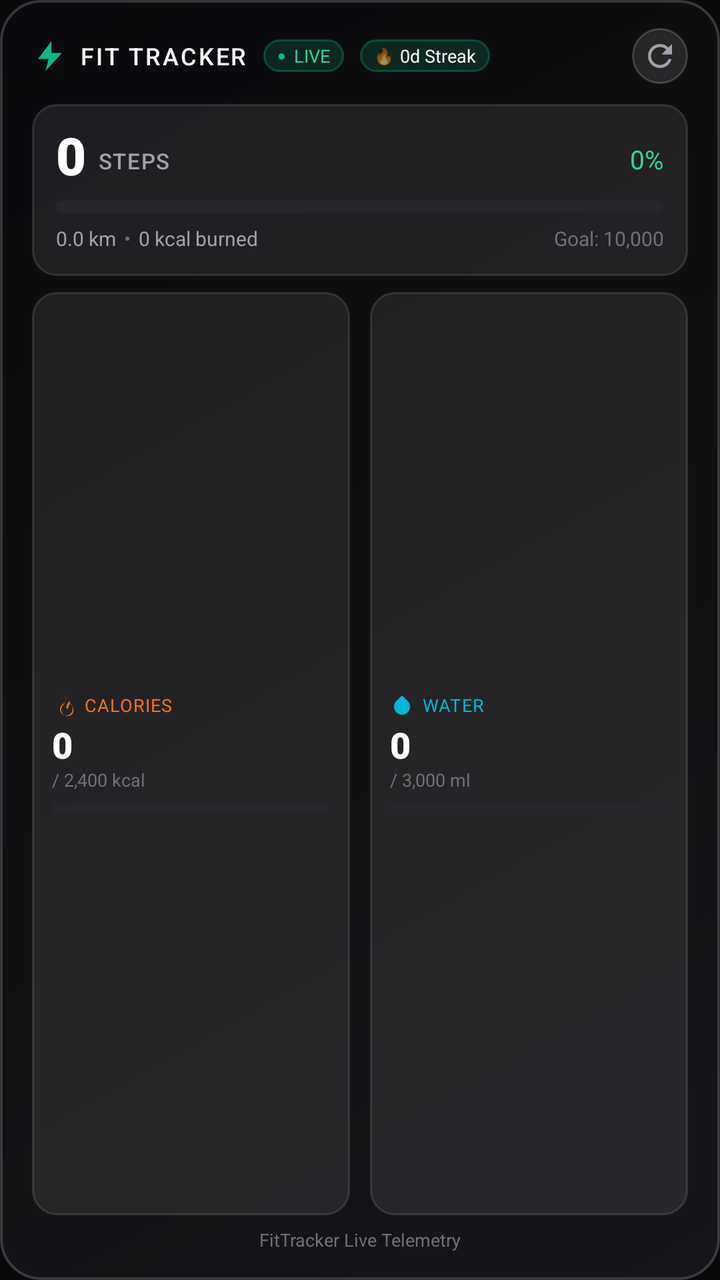
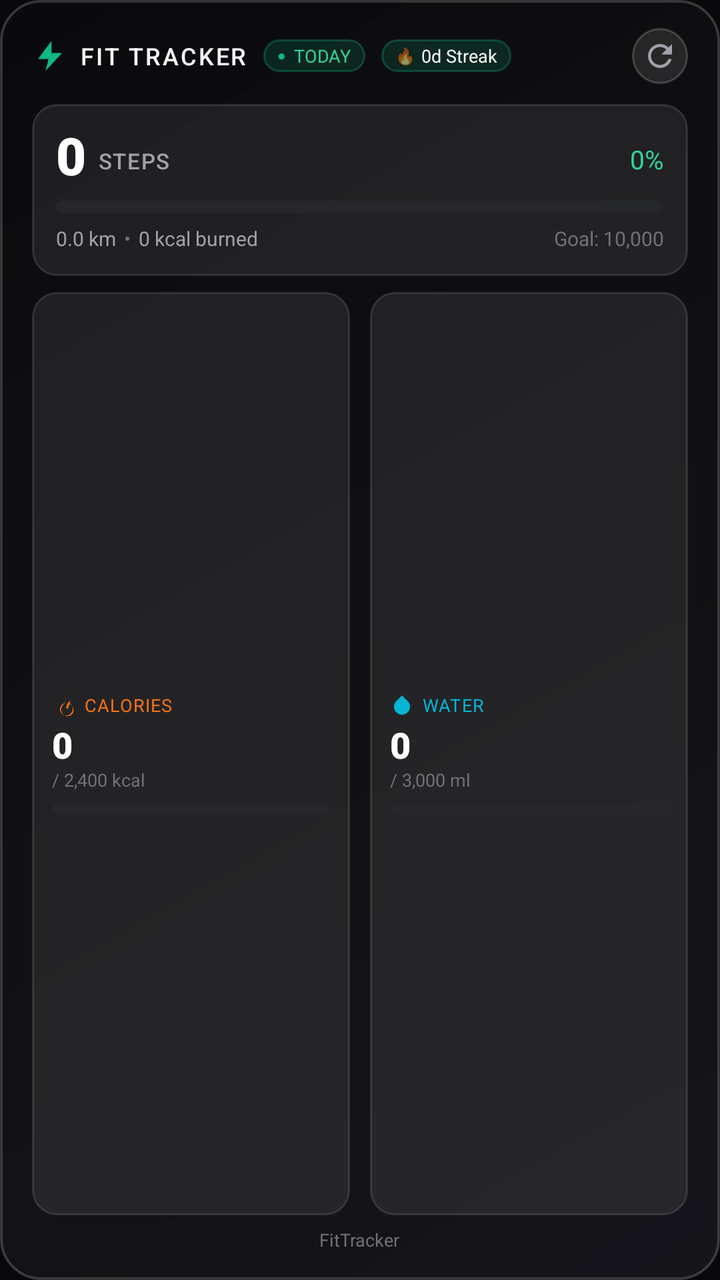

The first picture is an Android layout as it rendered before a commit; the second is the same layout after the commit. The layout source and the unified diff follow.
<!-- AndroidManifest.xml: application theme Theme.AppCompat.NoActionBar -->
<!-- res/layout/widget_fitness_large.xml -->
<?xml version="1.0" encoding="utf-8"?>
<RelativeLayout xmlns:android="http://schemas.android.com/apk/res/android"
    android:id="@+id/widget_fitness_large_root"
    android:layout_width="match_parent"
    android:layout_height="match_parent"
    android:background="@drawable/widget_glass_card"
    android:paddingStart="16dp"
    android:paddingTop="14dp"
    android:paddingEnd="16dp"
    android:paddingBottom="14dp">

    
    <LinearLayout
        android:id="@+id/layout_large_header"
        android:layout_width="match_parent"
        android:layout_height="wrap_content"
        android:layout_alignParentTop="true"
        android:gravity="center_vertical"
        android:orientation="horizontal">

        <ImageView
            android:layout_width="18dp"
            android:layout_height="18dp"
            android:src="@drawable/ic_widget_bolt"
            android:contentDescription="FitTracker Logo" />

        <TextView
            android:layout_width="wrap_content"
            android:layout_height="wrap_content"
            android:layout_marginStart="6dp"
            android:fontFamily="sans-serif-medium"
            android:letterSpacing="0.08"
            android:text="FIT TRACKER"
            android:textColor="@color/widget_text_primary"
            android:textSize="12sp" />

        <LinearLayout
            android:layout_width="wrap_content"
            android:layout_height="wrap_content"
            android:layout_marginStart="8dp"
            android:background="@drawable/widget_badge_live"
            android:gravity="center_vertical"
            android:orientation="horizontal"
            android:paddingStart="7dp"
            android:paddingTop="2dp"
            android:paddingEnd="7dp"
            android:paddingBottom="2dp">

            <TextView
                android:layout_width="wrap_content"
                android:layout_height="wrap_content"
                android:text="●"
                android:textColor="@color/primary"
                android:textSize="7sp" />

            <TextView
                android:layout_width="wrap_content"
                android:layout_height="wrap_content"
                android:layout_marginStart="4dp"
                android:fontFamily="sans-serif-bold"
                android:text="LIVE"
                android:textColor="@color/primary_light"
                android:textSize="9sp" />
        </LinearLayout>

        
        <LinearLayout
            android:id="@+id/layout_large_streak"
            android:layout_width="wrap_content"
            android:layout_height="wrap_content"
            android:layout_marginStart="8dp"
            android:background="@drawable/widget_badge_live"
            android:gravity="center_vertical"
            android:orientation="horizontal"
            android:paddingStart="7dp"
            android:paddingTop="2dp"
            android:paddingEnd="7dp"
            android:paddingBottom="2dp">

            <TextView
                android:layout_width="wrap_content"
                android:layout_height="wrap_content"
                android:text="🔥"
                android:textSize="8sp" />

            <TextView
                android:id="@+id/tv_large_streak"
                android:layout_width="wrap_content"
                android:layout_height="wrap_content"
                android:layout_marginStart="3dp"
                android:fontFamily="sans-serif-bold"
                android:text="0d Streak"
                android:textColor="@color/widget_text_primary"
                android:textSize="9sp" />
        </LinearLayout>

        <FrameLayout
            android:layout_width="0dp"
            android:layout_height="1dp"
            android:layout_weight="1" />

        <ImageButton
            android:id="@+id/btn_widget_large_sync"
            android:layout_width="28dp"
            android:layout_height="28dp"
            android:background="@drawable/widget_btn_sync"
            android:contentDescription="Sync Steps Now"
            android:padding="5dp"
            android:scaleType="fitCenter"
            android:src="@drawable/ic_widget_refresh" />
    </LinearLayout>

    
    <LinearLayout
        android:id="@+id/card_steps"
        android:layout_width="match_parent"
        android:layout_height="wrap_content"
        android:layout_below="@id/layout_large_header"
        android:layout_marginTop="10dp"
        android:background="@drawable/widget_glass_surface_sub"
        android:orientation="vertical"
        android:padding="12dp">

        <LinearLayout
            android:layout_width="match_parent"
            android:layout_height="wrap_content"
            android:gravity="bottom"
            android:orientation="horizontal">

            <TextView
                android:id="@+id/tv_large_steps"
                android:layout_width="wrap_content"
                android:layout_height="wrap_content"
                android:fontFamily="sans-serif-black"
                android:includeFontPadding="false"
                android:text="0"
                android:textColor="@color/white"
                android:textSize="26sp" />

            <TextView
                android:layout_width="wrap_content"
                android:layout_height="wrap_content"
                android:layout_marginStart="6dp"
                android:layout_marginBottom="3dp"
                android:fontFamily="sans-serif-medium"
                android:letterSpacing="0.05"
                android:text="STEPS"
                android:textColor="@color/widget_text_secondary"
                android:textSize="11sp" />

            <FrameLayout
                android:layout_width="0dp"
                android:layout_height="1dp"
                android:layout_weight="1" />

            <TextView
                android:id="@+id/tv_large_step_percent"
                android:layout_width="wrap_content"
                android:layout_height="wrap_content"
                android:layout_marginBottom="3dp"
                android:fontFamily="sans-serif-bold"
                android:text="0%"
                android:textColor="@color/primary_light"
                android:textSize="13sp" />
        </LinearLayout>

        <ProgressBar
            android:id="@+id/progress_large_steps"
            style="?android:attr/progressBarStyleHorizontal"
            android:layout_width="match_parent"
            android:layout_height="6dp"
            android:layout_marginTop="6dp"
            android:max="100"
            android:progress="0"
            android:progressDrawable="@drawable/widget_progress_emerald" />

        <LinearLayout
            android:layout_width="match_parent"
            android:layout_height="wrap_content"
            android:layout_marginTop="6dp"
            android:gravity="center_vertical"
            android:orientation="horizontal">

            <TextView
                android:id="@+id/tv_large_distance"
                android:layout_width="wrap_content"
                android:layout_height="wrap_content"
                android:fontFamily="sans-serif"
                android:text="0.0 km"
                android:textColor="@color/widget_text_secondary"
                android:textSize="10sp" />

            <TextView
                android:layout_width="wrap_content"
                android:layout_height="wrap_content"
                android:layout_marginStart="4dp"
                android:layout_marginEnd="4dp"
                android:text="•"
                android:textColor="@color/widget_text_muted"
                android:textSize="10sp" />

            <TextView
                android:id="@+id/tv_large_step_calories"
                android:layout_width="wrap_content"
                android:layout_height="wrap_content"
                android:fontFamily="sans-serif"
                android:text="0 kcal burned"
                android:textColor="@color/widget_text_secondary"
                android:textSize="10sp" />

            <FrameLayout
                android:layout_width="0dp"
                android:layout_height="1dp"
                android:layout_weight="1" />

            <TextView
                android:id="@+id/tv_large_step_goal"
                android:layout_width="wrap_content"
                android:layout_height="wrap_content"
                android:fontFamily="sans-serif"
                android:text="Goal: 10,000"
                android:textColor="@color/widget_text_muted"
                android:textSize="10sp" />
        </LinearLayout>
    </LinearLayout>

    
    <LinearLayout
        android:id="@+id/layout_split_metrics"
        android:layout_width="match_parent"
        android:layout_height="0dp"
        android:layout_above="@id/tv_large_updated_at"
        android:layout_below="@id/card_steps"
        android:layout_marginTop="8dp"
        android:layout_marginBottom="6dp"
        android:orientation="horizontal">

        
        <LinearLayout
            android:id="@+id/card_calories"
            android:layout_width="0dp"
            android:layout_height="match_parent"
            android:layout_marginEnd="5dp"
            android:layout_weight="1"
            android:background="@drawable/widget_glass_surface_sub"
            android:gravity="center_vertical"
            android:orientation="vertical"
            android:padding="10dp">

            <LinearLayout
                android:layout_width="match_parent"
                android:layout_height="wrap_content"
                android:gravity="center_vertical"
                android:orientation="horizontal">

                <ImageView
                    android:layout_width="12dp"
                    android:layout_height="12dp"
                    android:src="@drawable/ic_widget_flame"
                    android:contentDescription="Calories" />

                <TextView
                    android:layout_width="wrap_content"
                    android:layout_height="wrap_content"
                    android:layout_marginStart="4dp"
                    android:fontFamily="sans-serif-bold"
                    android:letterSpacing="0.04"
                    android:text="CALORIES"
                    android:textColor="@color/accent_orange"
                    android:textSize="9sp" />
            </LinearLayout>

            <TextView
                android:id="@+id/tv_large_calories_in"
                android:layout_width="wrap_content"
                android:layout_height="wrap_content"
                android:layout_marginTop="4dp"
                android:fontFamily="sans-serif-black"
                android:includeFontPadding="false"
                android:text="0"
                android:textColor="@color/white"
                android:textSize="18sp" />

            <TextView
                android:id="@+id/tv_large_calories_target"
                android:layout_width="wrap_content"
                android:layout_height="wrap_content"
                android:fontFamily="sans-serif"
                android:text="/ 2,400 kcal"
                android:textColor="@color/widget_text_muted"
                android:textSize="9sp" />

            <ProgressBar
                android:id="@+id/progress_large_calories"
                style="?android:attr/progressBarStyleHorizontal"
                android:layout_width="match_parent"
                android:layout_height="5dp"
                android:layout_marginTop="6dp"
                android:max="100"
                android:progress="0"
                android:progressDrawable="@drawable/widget_progress_orange" />
        </LinearLayout>

        
        <LinearLayout
            android:id="@+id/card_water"
            android:layout_width="0dp"
            android:layout_height="match_parent"
            android:layout_marginStart="5dp"
            android:layout_weight="1"
            android:background="@drawable/widget_glass_surface_sub"
            android:gravity="center_vertical"
            android:orientation="vertical"
            android:padding="10dp">

            <LinearLayout
                android:layout_width="match_parent"
                android:layout_height="wrap_content"
                android:gravity="center_vertical"
                android:orientation="horizontal">

                <ImageView
                    android:layout_width="12dp"
                    android:layout_height="12dp"
                    android:src="@drawable/ic_widget_water"
                    android:contentDescription="Water" />

                <TextView
                    android:layout_width="wrap_content"
                    android:layout_height="wrap_content"
                    android:layout_marginStart="4dp"
                    android:fontFamily="sans-serif-bold"
                    android:letterSpacing="0.04"
                    android:text="WATER"
                    android:textColor="@color/accent_cyan"
                    android:textSize="9sp" />
            </LinearLayout>

            <TextView
                android:id="@+id/tv_large_water_ml"
                android:layout_width="wrap_content"
                android:layout_height="wrap_content"
                android:layout_marginTop="4dp"
                android:fontFamily="sans-serif-black"
                android:includeFontPadding="false"
                android:text="0"
                android:textColor="@color/white"
                android:textSize="18sp" />

            <TextView
                android:id="@+id/tv_large_water_target"
                android:layout_width="wrap_content"
                android:layout_height="wrap_content"
                android:fontFamily="sans-serif"
                android:text="/ 3,000 ml"
                android:textColor="@color/widget_text_muted"
                android:textSize="9sp" />

            <ProgressBar
                android:id="@+id/progress_large_water"
                style="?android:attr/progressBarStyleHorizontal"
                android:layout_width="match_parent"
                android:layout_height="5dp"
                android:layout_marginTop="6dp"
                android:max="100"
                android:progress="0"
                android:progressDrawable="@drawable/widget_progress_cyan" />
        </LinearLayout>
    </LinearLayout>

    
    <TextView
        android:id="@+id/tv_large_updated_at"
        android:layout_width="wrap_content"
        android:layout_height="wrap_content"
        android:layout_alignParentBottom="true"
        android:layout_centerHorizontal="true"
        android:fontFamily="sans-serif"
        android:text="FitTracker Live Telemetry"
        android:textColor="@color/widget_text_muted"
        android:textSize="9sp" />

</RelativeLayout>
<!-- resources referenced by this layout -->
<resources>
  <color name="accent_cyan">#06B6D4</color>
  <color name="accent_orange">#F97316</color>
  <color name="primary">#10B981</color>
  <color name="primary_light">#34D399</color>
  <color name="white">#FFFFFF</color>
  <color name="widget_text_muted">#71717A</color>
  <color name="widget_text_primary">#F4F4F5</color>
  <color name="widget_text_secondary">#A1A1AA</color>
  <!-- drawable ic_widget_bolt (drawable) -->
  <vector xmlns:android="http://schemas.android.com/apk/res/android"
      android:width="24dp"
      android:height="24dp"
      android:viewportWidth="24"
      android:viewportHeight="24">
      <path
          android:fillColor="#10B981"
          android:pathData="M13,2L4,14h7l-2,8l11,-12h-7z" />
  </vector>
  <!-- drawable ic_widget_refresh (drawable) -->
  <vector xmlns:android="http://schemas.android.com/apk/res/android"
      android:width="20dp"
      android:height="20dp"
      android:viewportWidth="24"
      android:viewportHeight="24">
      <path
          android:fillColor="#A1A1AA"
          android:pathData="M17.65,6.35A7.958,7.958 0 0,0 12,4c-4.42,0 -7.99,3.58 -7.99,8s3.57,8 7.99,8c3.73,0 6.84,-2.55 7.73,-6h-2.08A5.99,5.99 0 0,1 12,18c-3.31,0 -6,-2.69 -6,-6s2.69,-6 6,-6c1.66,0 3.14,0.69 4.22,1.78L13,11h7V4l-2.35,2.35z" />
  </vector>
  <!-- drawable ic_widget_water (drawable) -->
  <vector xmlns:android="http://schemas.android.com/apk/res/android"
      android:width="16dp"
      android:height="16dp"
      android:viewportWidth="24"
      android:viewportHeight="24">
      <path
          android:fillColor="#06B6D4"
          android:pathData="M12,2.69l5.66,5.66a8,8 0 1,1 -11.31,0z" />
  </vector>
  <!-- drawable widget_badge_live (drawable) -->
  <?xml version="1.0" encoding="utf-8"?>
  <shape xmlns:android="http://schemas.android.com/apk/res/android"
      android:shape="rectangle">
      <solid android:color="#2610B981" />
      <stroke
          android:width="1dp"
          android:color="#4D10B981" />
      <corners android:radius="9999dp" />
  </shape>
  <!-- drawable widget_btn_sync (drawable) -->
  <?xml version="1.0" encoding="utf-8"?>
  <ripple xmlns:android="http://schemas.android.com/apk/res/android"
      android:color="#3310B981">
      <item>
          <shape android:shape="oval">
              <solid android:color="#1AFFFFFF" />
              <stroke
                  android:width="1dp"
                  android:color="#2EFFFFFF" />
          </shape>
      </item>
  </ripple>
  <!-- drawable widget_glass_card (drawable) -->
  <?xml version="1.0" encoding="utf-8"?>
  <shape xmlns:android="http://schemas.android.com/apk/res/android"
      android:shape="rectangle">
      
      <gradient
          android:angle="135"
          android:startColor="#E616161B"
          android:centerColor="#D9111114"
          android:endColor="#E60A0A0D"
          android:type="linear" />
      
      
      <stroke
          android:width="1.2dp"
          android:color="#2EFFFFFF" />
          
      <corners android:radius="20dp" />
  </shape>
  <!-- drawable widget_glass_surface_sub (drawable) -->
  <?xml version="1.0" encoding="utf-8"?>
  <shape xmlns:android="http://schemas.android.com/apk/res/android"
      android:shape="rectangle">
      <solid android:color="#14FFFFFF" />
      <stroke
          android:width="1dp"
          android:color="#1FFFFFFF" />
      <corners android:radius="12dp" />
  </shape>
  <style name="Theme.AppCompat.NoActionBar" parent="Theme.MaterialComponents.DayNight.NoActionBar">
          <item name="android:statusBarColor">@color/background_dark</item>
          <item name="android:navigationBarColor">@color/background_dark</item>
          <item name="android:windowBackground">@color/background_dark</item>
          <item name="android:windowLightStatusBar">false</item>
      </style>
  <color name="background_dark">#09090B</color>
  <!-- unchanged entries left out for length: 4 -->
</resources>

<!-- the commit's change to res/layout/widget_fitness_large.xml (unified diff, before → after) -->
@@ -57,8 +57,9 @@
                 android:layout_width="wrap_content"
                 android:layout_height="wrap_content"
                 android:layout_marginStart="4dp"
+                android:id="@+id/tv_large_status"
                 android:fontFamily="sans-serif-bold"
-                android:text="LIVE"
+                android:text="TODAY"
                 android:textColor="@color/primary_light"
                 android:textSize="9sp" />
         </LinearLayout>
@@ -376,7 +377,7 @@
         android:layout_alignParentBottom="true"
         android:layout_centerHorizontal="true"
         android:fontFamily="sans-serif"
-        android:text="FitTracker Live Telemetry"
+        android:text="FitTracker"
         android:textColor="@color/widget_text_muted"
         android:textSize="9sp" />
 
